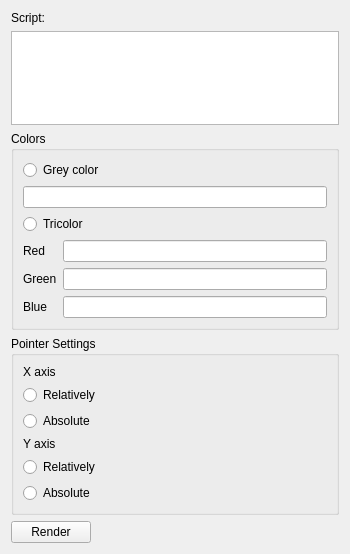
This is gui/layersettings.ui in dmitriyushakov/imaginegenerator as Qt 5 draws it before an edit. The edited form follows.
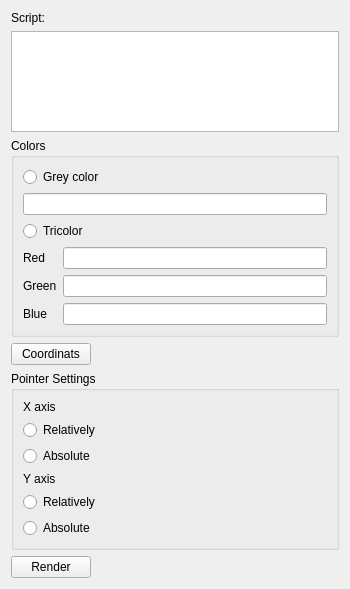
This is the edited form. Icons and pictures are not drawn.

Commit message: Add System type for coordinate system. Add coordinate system dialog.

Patch:
```diff
--- a/gui/layersettings.ui
+++ b/gui/layersettings.ui
@@ -7,7 +7,7 @@
     <x>0</x>
     <y>0</y>
     <width>350</width>
-    <height>554</height>
+    <height>589</height>
    </rect>
   </property>
   <property name="minimumSize">
@@ -100,6 +100,27 @@
      </layout>
     </widget>
    </item>
+   <item>
+    <layout class="QHBoxLayout" name="horizontalLayout">
+     <item>
+      <widget class="QPushButton" name="systemBtn">
+       <property name="text">
+        <string>Coordinats</string>
+       </property>
+      </widget>
+     </item>
+     <item>
+      <widget class="QLabel" name="systemLbl">
+       <property name="sizePolicy">
+        <sizepolicy hsizetype="Expanding" vsizetype="Preferred">
+         <horstretch>0</horstretch>
+         <verstretch>0</verstretch>
+        </sizepolicy>
+       </property>
+      </widget>
+     </item>
+    </layout>
+   </item>
    <item>
     <widget class="QGroupBox" name="pointerGroup">
      <property name="title">
```
The commit also changes 11 other files.
